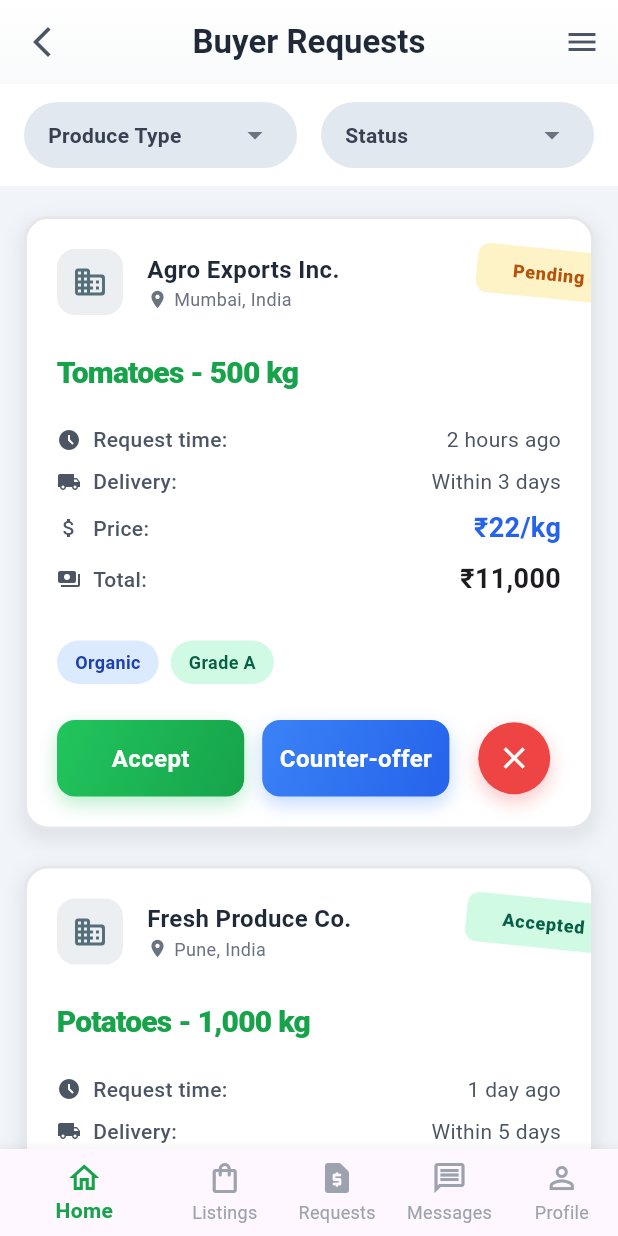
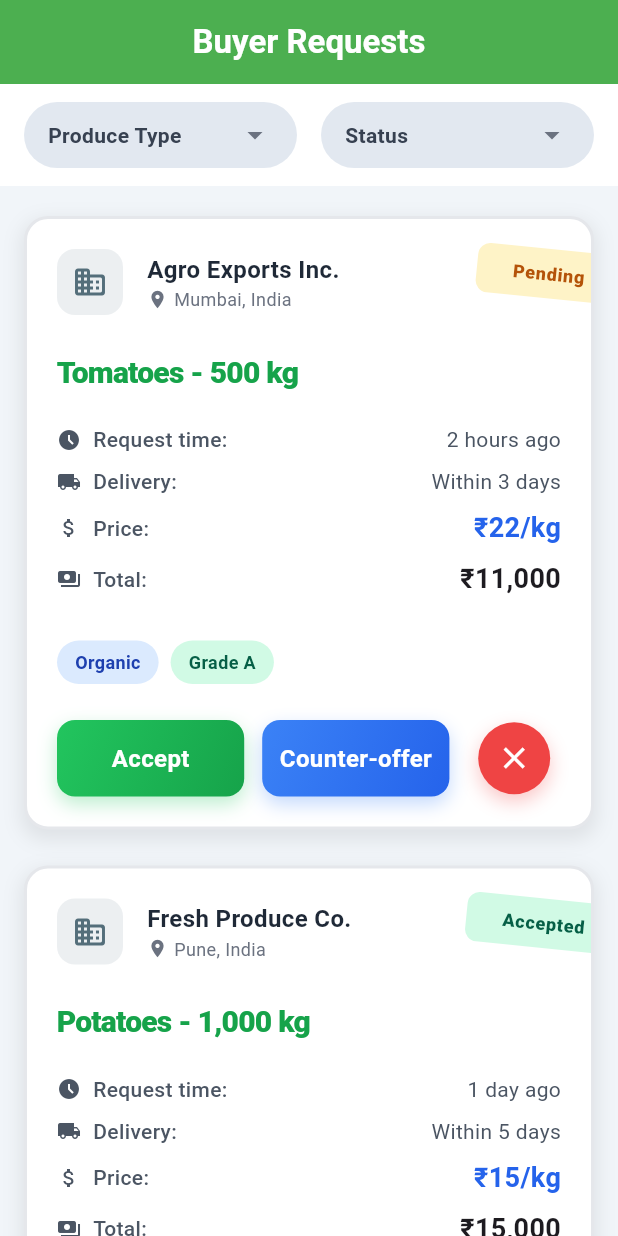
Before and after one commit to rohitvijayan1111/SIH-25, a Flutter app: the BuyerRequestsScreen screen opened directly, on a phone screen of 412 x 824 dp. Run offline on Flutter 3.47's test engine with Material 3 defaults, Android fonts, the phone set to English and light mode, and no system bars; our stand-ins replace camera, cloud_firestore, firebase_auth, google_sign_in, image_picker, permission_handler and 2 more; missing offline and left inert: translator; accounts and stored records are empty.

Commit message:
Added the request tab,Changed Cart navigation

```diff
--- a/demo/lib/screens/VendorScreens/farmer_side_request.dart
+++ b/demo/lib/screens/VendorScreens/farmer_side_request.dart
@@ -31,33 +31,31 @@
       appBar: AppBar(
         flexibleSpace: Container(
           decoration: const BoxDecoration(
-            gradient: LinearGradient(
-              colors: [Color(0xFFFFFFFF), Color(0xFFF9FAFB)],
-              begin: Alignment.topCenter,
-              end: Alignment.bottomCenter,
-            ),
+            // gradient: LinearGradient(
+            //   colors: [Color(0xFFFFFFFF), Color(0xFFF9FAFB)],
+            //   begin: Alignment.topCenter,
+            //   end: Alignment.bottomCenter,
+            // ),
+            color: Colors.green,
           ),
         ),
         elevation: 1,
         surfaceTintColor: Colors.transparent,
-        leading: IconButton(
-          icon: const Icon(Icons.arrow_back_ios_new, color: Color(0xFF4B5563)),
-          onPressed: () {},
-        ),
+        // leading: IconButton(
+        //   icon: const Icon(Icons.arrow_back_ios_new, color: Color(0xFF4B5563)),
+        //   onPressed: () => Navigator.of(context).pop(),
+        // ),
         title: const Text(
           'Buyer Requests',
-          style: TextStyle(
-            color: Color(0xFF1F2937),
-            fontWeight: FontWeight.bold,
-          ),
+          style: TextStyle(color: Colors.white, fontWeight: FontWeight.bold),
         ),
         centerTitle: true,
-        actions: [
-          IconButton(
-            icon: const Icon(Icons.menu, color: Color(0xFF4B5563)),
-            onPressed: () {},
-          ),
-        ],
+        // actions: [
+        //   IconButton(
+        //     icon: const Icon(Icons.menu, color: Color(0xFF4B5563)),
+        //     onPressed: () {},
+        //   ),
+        // ],
       ),
       body: Column(
         children: [
@@ -184,37 +182,37 @@
           ),
         ],
       ),
-      // Persistent Tab Bar with subtle shadow
-      bottomNavigationBar: BottomNavigationBar(
-        backgroundColor: Colors.white,
-        selectedItemColor: const Color(0xFF16A34A),
-        unselectedItemColor: const Color(0xFF9CA3AF),
-        showSelectedLabels: true,
-        showUnselectedLabels: true,
-        selectedLabelStyle: const TextStyle(fontWeight: FontWeight.bold),
-        items: const [
-          BottomNavigationBarItem(
-            icon: Icon(Icons.home_outlined),
-            label: 'Home',
-          ),
-          BottomNavigationBarItem(
-            icon: Icon(Icons.shopping_bag_outlined),
-            label: 'Listings',
-          ),
-          BottomNavigationBarItem(
-            icon: Icon(Icons.request_page_rounded),
-            label: 'Requests',
-          ),
-          BottomNavigationBarItem(
-            icon: Icon(Icons.message_outlined),
-            label: 'Messages',
-          ),
-          BottomNavigationBarItem(
-            icon: Icon(Icons.person_outline),
-            label: 'Profile',
-          ),
-        ],
-      ),
+      // // Persistent Tab Bar with subtle shadow
+      // bottomNavigationBar: BottomNavigationBar(
+      //   backgroundColor: Colors.white,
+      //   selectedItemColor: const Color(0xFF16A34A),
+      //   unselectedItemColor: const Color(0xFF9CA3AF),
+      //   showSelectedLabels: true,
+      //   showUnselectedLabels: true,
+      //   selectedLabelStyle: const TextStyle(fontWeight: FontWeight.bold),
+      //   items: const [
+      //     BottomNavigationBarItem(
+      //       icon: Icon(Icons.home_outlined),
+      //       label: 'Home',
+      //     ),
+      //     BottomNavigationBarItem(
+      //       icon: Icon(Icons.shopping_bag_outlined),
+      //       label: 'Listings',
+      //     ),
+      //     BottomNavigationBarItem(
+      //       icon: Icon(Icons.request_page_rounded),
+      //       label: 'Requests',
+      //     ),
+      //     BottomNavigationBarItem(
+      //       icon: Icon(Icons.message_outlined),
+      //       label: 'Messages',
+      //     ),
+      //     BottomNavigationBarItem(
+      //       icon: Icon(Icons.person_outline),
+      //       label: 'Profile',
+      //     ),
+      //   ],
+      // ),
     );
   }
 }
```
Also changed, not shown: demo/lib/controllers/app_controller.dart (+6 -3 lines), demo/lib/models/service_section.dart (+11 -6 lines), demo/lib/screens/CustomerScreens/home_screen.dart (+14 -4 lines), demo/lib/screens/categories_screen.dart (+2 -39 lines), demo/assets/CustomerUIAssets/images/fvfeat.jpg (added).
